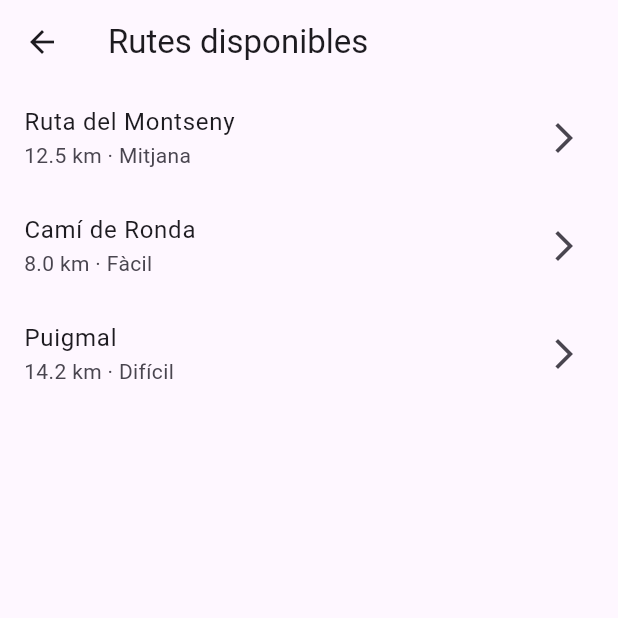
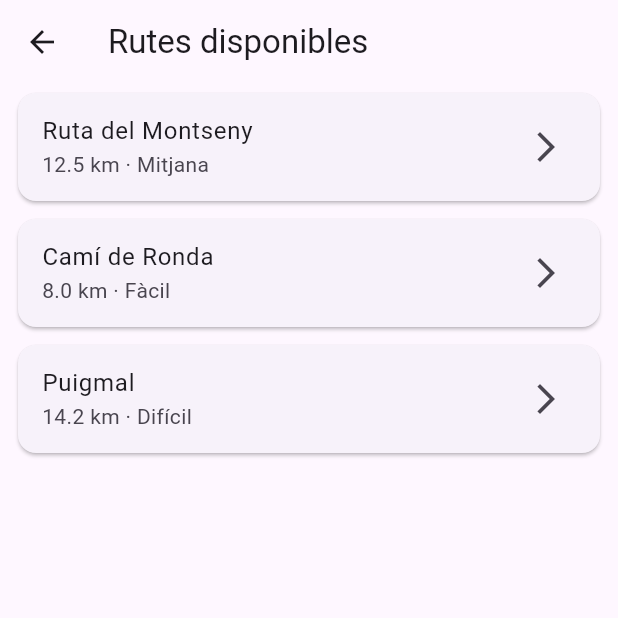
Before and after one commit to Sergio-tcm/tfg-rutes-senderisme, a Flutter app: the RoutesScreen screen opened directly, on a phone screen of 412 x 824 dp, the top half of it. Run offline on Flutter 3.47's test engine with Material 3 defaults, Android fonts, the phone set to English and light mode, and no system bars.

Commit message:
Extract RouteCard widget for route list items

```diff
--- a/app/lib/screens/routes_screen.dart
+++ b/app/lib/screens/routes_screen.dart
@@ -2,6 +2,7 @@ import 'package:flutter/material.dart';
 import '../models/route_model.dart';
 import '../services/routes_service.dart';
 import 'route_detail_screen.dart';
+import '../widgets/route_card.dart';
 
 class RoutesScreen extends StatelessWidget {
   const RoutesScreen({super.key});
@@ -18,10 +19,8 @@ class RoutesScreen extends StatelessWidget {
         itemBuilder: (context, index) {
           final route = routes[index];
 
-          return ListTile(
-            title: Text(route.name),
-            subtitle: Text('${route.distance} km · ${route.difficulty}'),
-            trailing: const Icon(Icons.arrow_forward_ios),
+          return RouteCard(
+            route: route,
             onTap: () {
               Navigator.push(
                 context,
--- /dev/null
+++ b/app/lib/widgets/route_card.dart
@@ -0,0 +1,28 @@
+import 'package:flutter/material.dart';
+import '../models/route_model.dart';
+
+class RouteCard extends StatelessWidget {
+  final RouteModel route;
+  final VoidCallback onTap;
+
+  const RouteCard({
+    super.key,
+    required this.route,
+    required this.onTap,
+  });
+
+  @override
+  Widget build(BuildContext context) {
+    return Card(
+      margin: const EdgeInsets.symmetric(horizontal: 12, vertical: 6),
+      child: ListTile(
+        title: Text(route.name),
+        subtitle: Text(
+          '${route.distance} km · ${route.difficulty}',
+        ),
+        trailing: const Icon(Icons.arrow_forward_ios),
+        onTap: onTap,
+      ),
+    );
+  }
+}
```
